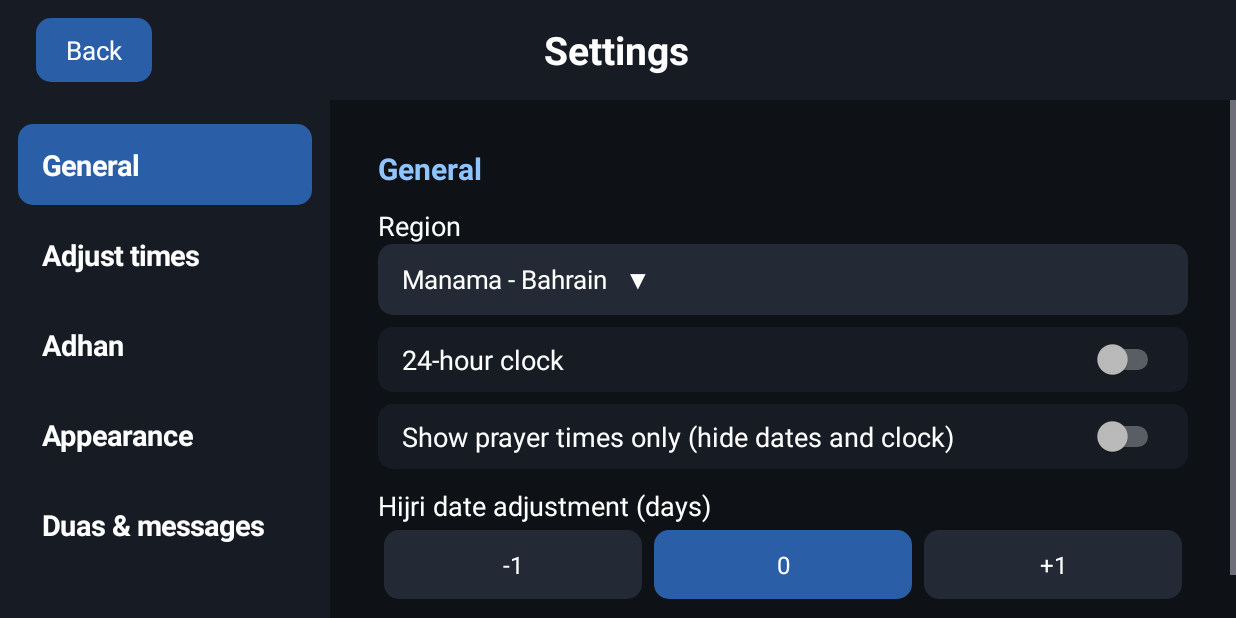
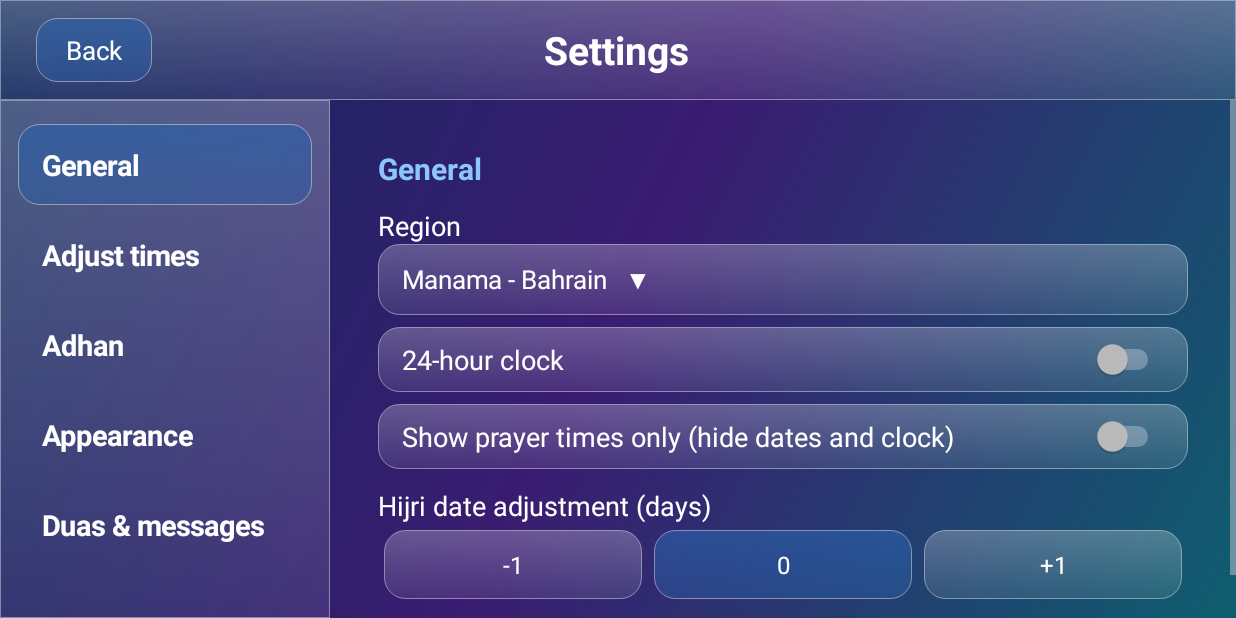
Before and after one commit to mbnetworku/Prayer.time., an Android app: the screen it shows after launch (SettingsActivity), after a tap on "الإعدادات", on a phone screen of 824 x 412 dp (held sideways). Run offline under Robolectric (Android 15) with nearby library versions, the phone set to English and light mode, and no system bars.

Commit message:
Liquid glass style for main screen and settings
Co-Authored-By: Claude Opus 5.5 <noreply@anthropic.com>
Claude-Session: https://claude.ai/code/session_015wFRZXDJVBjB1Fn1Frbamn

```diff
--- a/app/src/main/java/com/prayertime/tv/Config.kt
+++ b/app/src/main/java/com/prayertime/tv/Config.kt
@@ -2,6 +2,7 @@ package com.prayertime.tv
 
 import android.content.SharedPreferences
 import android.graphics.Color
+import android.graphics.drawable.GradientDrawable
 import org.json.JSONArray
 
 /** Shared by the main screen and the settings screen. */
@@ -36,4 +37,20 @@ object Config {
     fun saveTiles(p: SharedPreferences, list: List<String>) {
         p.edit().putString("tiles", JSONArray(list).toString()).apply()
     }
+
+    // ---- Liquid glass style (pref "glass", default on) ----------------------------------
+
+    /** Frosted glass panel: translucent white (or tinted) gradient, soft light edge, rounded corners. */
+    fun glass(density: Float, radiusDp: Int, tint: Int? = null): GradientDrawable {
+        val top = if (tint != null) Color.argb(170, Color.red(tint), Color.green(tint), Color.blue(tint)) else Color.argb(64, 255, 255, 255)
+        val bottom = if (tint != null) Color.argb(110, Color.red(tint), Color.green(tint), Color.blue(tint)) else Color.argb(22, 255, 255, 255)
+        return GradientDrawable(GradientDrawable.Orientation.TOP_BOTTOM, intArrayOf(top, bottom)).apply {
+            cornerRadius = radiusDp * density
+            setStroke(density.toInt().coerceAtLeast(1), Color.argb(110, 255, 255, 255))
+        }
+    }
+
+    /** Deep colourful backdrop that makes the glass visible when no wallpaper is chosen. */
+    fun glassBackground() = GradientDrawable(GradientDrawable.Orientation.TL_BR, intArrayOf(
+        Color.parseColor("#0F2A5C"), Color.parseColor("#3A1C71"), Color.parseColor("#0E5E6F")))
 }
--- a/app/src/main/java/com/prayertime/tv/MainActivity.kt
+++ b/app/src/main/java/com/prayertime/tv/MainActivity.kt
@@ -7,6 +7,9 @@ import android.content.Context
 import android.content.Intent
 import android.graphics.BitmapFactory
 import android.graphics.Color
+import android.graphics.RenderEffect
+import android.graphics.Shader
+import android.os.Build
 import android.graphics.drawable.GradientDrawable
 import android.net.Uri
 import android.graphics.Typeface
@@ -41,6 +44,8 @@ class MainActivity : Activity() {
     private val textColor get() = prefs.getInt("textColor", Config.defText)
     private val highlightColor get() = prefs.getInt("hlColor", Config.defHighlight)
     private val bgColor get() = prefs.getInt("bgColor", Color.BLACK)
+    private val glassOn get() = prefs.getBoolean("glass", true)
+    private val density get() = resources.displayMetrics.density
     private val dimPercent get() = prefs.getInt("dim", 0)
     private val names = listOf("الفجر", "الشروق", "الظهر", "الجمعة", "العصر", "المغرب", "العشاء")
     private val hijriMonths = listOf("محرم", "صفر", "ربيع الأول", "ربيع الآخر", "جمادى الأولى",
@@ -118,7 +123,10 @@ class MainActivity : Activity() {
             setPadding(48, 24, 48, 24)
         }
         // Right side (first child in RTL): prayer table.
-        val table = LinearLayout(this).apply { orientation = LinearLayout.VERTICAL }
+        val table = LinearLayout(this).apply {
+            orientation = LinearLayout.VERTICAL
+            if (glassOn) { background = Config.glass(density, 28); setPadding(dp(16), dp(12), dp(16), dp(12)) }
+        }
         val head = LinearLayout(this).apply { orientation = LinearLayout.HORIZONTAL }
         for ((t, w) in listOf("الصلاة" to 1.2f, "الأذان" to 1f)) {
             head.addView(tv(16f).apply { text = t; alpha = 0.7f }, LinearLayout.LayoutParams(0, -2, w))
@@ -136,16 +144,19 @@ class MainActivity : Activity() {
             nameViews += n; timeViews += t; rows += row
             table.addView(row, LinearLayout.LayoutParams(-1, 0, 1f))
         }
-        root.addView(table, LinearLayout.LayoutParams(0, -1, 1f))
+        root.addView(table, LinearLayout.LayoutParams(0, -1, 1f).apply { setMargins(dp(8), dp(8), dp(8), dp(8)) })
 
         // Left side: title, dates, clock, countdown, verse.
-        info = LinearLayout(this).apply { orientation = LinearLayout.VERTICAL; gravity = Gravity.CENTER }
+        info = LinearLayout(this).apply {
+            orientation = LinearLayout.VERTICAL; gravity = Gravity.CENTER
+            if (glassOn) { background = Config.glass(density, 28); setPadding(dp(16), dp(12), dp(16), dp(12)) }
+        }
         title = tv(34f, true); hijri = tv(26f); greg = tv(22f)
         clock = tv(80f, true).apply { textDirection = View.TEXT_DIRECTION_LTR }
         countdown = tv(26f)
         verse = tv(28f).apply {
             setPadding(dp(24), dp(14), dp(24), dp(14))
-            background = GradientDrawable().apply {
+            background = if (glassOn) Config.glass(density, 20) else GradientDrawable().apply {
                 cornerRadius = dp(16).toFloat(); setColor(Color.argb(50, 255, 255, 255)); setStroke(dp(1), textColor)
             }
         }
@@ -153,15 +164,19 @@ class MainActivity : Activity() {
         for (v in listOf(title, hijri, greg, clock, countdown, verse, hint)) {
             info.addView(v, LinearLayout.LayoutParams(-2, -2).apply { topMargin = 12; bottomMargin = 12 })
         }
-        root.addView(info, LinearLayout.LayoutParams(0, -1, 1.2f))
+        root.addView(info, LinearLayout.LayoutParams(0, -1, 1.2f).apply { setMargins(dp(8), dp(8), dp(8), dp(8)) })
         updateTile()
 
         // Layers: background colour, wallpaper, dim overlay, content, settings button.
         val frame = FrameLayout(this).apply {
-            setBackgroundColor(bgColor); layoutDirection = View.LAYOUT_DIRECTION_LTR
+            layoutDirection = View.LAYOUT_DIRECTION_LTR
+            if (glassOn && !prefs.contains("bgColor")) background = Config.glassBackground() else setBackgroundColor(bgColor)
         }
         val wall = ImageView(this).apply { scaleType = ImageView.ScaleType.CENTER_CROP }
         loadWallpaper(wall)
+        // Frosted look: blur the wallpaper behind the glass panels (Android 12+).
+        if (glassOn && prefs.getBoolean("blurWall", true) && Build.VERSION.SDK_INT >= 31)
+            wall.setRenderEffect(RenderEffect.createBlurEffect(dp(18).toFloat(), dp(18).toFloat(), Shader.TileMode.CLAMP))
         frame.addView(wall, FrameLayout.LayoutParams(-1, -1))
         frame.addView(View(this).apply { setBackgroundColor(Color.argb(dimPercent * 255 / 100, 0, 0, 0)) },
             FrameLayout.LayoutParams(-1, -1))
@@ -169,7 +184,7 @@ class MainActivity : Activity() {
         val gear = TextView(this).apply {
             text = "الإعدادات"; textSize = 16f; setTextColor(textColor)
             setPadding(dp(18), dp(8), dp(18), dp(8))
-            background = GradientDrawable().apply { cornerRadius = dp(20).toFloat(); setColor(Color.argb(110, 0, 0, 0)); setStroke(dp(1), textColor) }
+            background = if (glassOn) Config.glass(density, 22) else GradientDrawable().apply { cornerRadius = dp(20).toFloat(); setColor(Color.argb(110, 0, 0, 0)); setStroke(dp(1), textColor) }
             isClickable = true; isFocusable = true
             setOnClickListener { openSettings() }
         }
@@ -257,8 +272,11 @@ class MainActivity : Activity() {
                 countdown.text = String.format(Locale.US, "المتبقي لـ%s  %d:%02d:%02d",
                     names2[next], s / 3600, s % 3600 / 60, s % 60)
             }
-            for (i in rows.indices) rows[i].setBackgroundColor(
-                if (i == next) highlightColor else Color.TRANSPARENT)
+            for (i in rows.indices) rows[i].background = when {
+                i != next -> null
+                glassOn -> Config.glass(density, 16, highlightColor)
+                else -> GradientDrawable().apply { setColor(highlightColor); cornerRadius = dp(12).toFloat() }
+            }
 
             // Fire adhan (not for sunrise) within 30s after the exact time.
             for (i in today.indices) {
--- a/app/src/main/java/com/prayertime/tv/SettingsActivity.kt
+++ b/app/src/main/java/com/prayertime/tv/SettingsActivity.kt
@@ -6,6 +6,7 @@ import android.content.Context
 import android.content.Intent
 import android.content.SharedPreferences
 import android.graphics.Color
+import android.graphics.drawable.ColorDrawable
 import android.graphics.drawable.GradientDrawable
 import android.os.Bundle
 import android.view.Gravity
@@ -53,6 +54,19 @@ class SettingsActivity : Activity() {
     private fun dp(n: Int) = (n * resources.displayMetrics.density).toInt()
     private fun edit(f: SharedPreferences.Editor.() -> Unit) { prefs.edit().apply(f).apply() }
 
+    private val glassOn get() = prefs.getBoolean("glass", true)
+    private val density get() = resources.displayMetrics.density
+
+    /** Card / panel background: glass or flat. */
+    private fun panel() = if (glassOn) Config.glass(density, 14) else round(cardBg)
+
+    /** Chip / button background; selected = accent tinted. */
+    private fun chip(selected: Boolean) = when {
+        glassOn -> Config.glass(density, 14, if (selected) Color.parseColor("#2A5FA8") else null)
+        selected -> round(Color.parseColor("#2A5FA8"))
+        else -> round(Color.parseColor("#232A35"))
+    }
+
     private fun round(c: Int) = GradientDrawable().apply { setColor(c); cornerRadius = dp(10).toFloat() }
 
     private fun text(s: String, size: Float, bold: Boolean = false, c: Int = Color.WHITE) = TextView(this).apply {
@@ -63,7 +77,7 @@ class SettingsActivity : Activity() {
     private fun button(label: String, onClick: () -> Unit) = TextView(this).apply {
         text = label; textSize = 17f; setTextColor(Color.WHITE); gravity = Gravity.CENTER
         setPadding(dp(20), dp(10), dp(20), dp(10))
-        background = round(Color.parseColor("#2A5FA8"))
+        background = chip(true)
         isClickable = true; isFocusable = true
         setOnClickListener { onClick() }
     }
@@ -76,7 +90,7 @@ class SettingsActivity : Activity() {
     private fun row(body: LinearLayout, label: String, control: View) {
         val r = LinearLayout(this).apply {
             orientation = LinearLayout.HORIZONTAL; gravity = Gravity.CENTER_VERTICAL
-            setPadding(dp(16), dp(8), dp(16), dp(8)); background = round(cardBg)
+            setPadding(dp(16), dp(8), dp(16), dp(8)); background = panel()
         }
         r.addView(text(label, 18f), LinearLayout.LayoutParams(0, -2, 1f))
         r.addView(control)
@@ -94,7 +108,7 @@ class SettingsActivity : Activity() {
         fun paint() {
             val sel = selected()
             views.forEachIndexed { i, v ->
-                v.background = round(if (i == sel) Color.parseColor("#2A5FA8") else Color.parseColor("#232A35"))
+                v.background = chip(i == sel)
             }
         }
         items.chunked(perRow).forEachIndexed { r, chunk ->
@@ -122,18 +136,18 @@ class SettingsActivity : Activity() {
         body.addView(text(label, 18f), LinearLayout.LayoutParams(-1, -2).apply { topMargin = dp(12) })
         val head = TextView(this).apply {
             textSize = 17f; setTextColor(Color.WHITE); setPadding(dp(16), dp(12), dp(16), dp(12))
-            background = round(Color.parseColor("#232A35")); isClickable = true; isFocusable = true
+            background = chip(false); isClickable = true; isFocusable = true
         }
         fun refresh() { head.text = items[selected().coerceIn(0, items.size - 1)] + "   ▼" }
         refresh()
         val list = LinearLayout(this).apply {
             orientation = LinearLayout.VERTICAL; visibility = View.GONE
-            background = round(cardBg); setPadding(dp(8), dp(8), dp(8), dp(8))
+            background = panel(); setPadding(dp(8), dp(8), dp(8), dp(8))
         }
         val views = ArrayList<TextView>()
         fun paint() {
             val sel = selected()
-            views.forEachIndexed { i, v -> v.background = if (i == sel) round(Color.parseColor("#2A5FA8")) else null }
+            views.forEachIndexed { i, v -> v.background = if (i == sel) chip(true) else null }
         }
         items.forEachIndexed { i, label2 ->
             val v = TextView(this).apply {
@@ -189,12 +203,14 @@ class SettingsActivity : Activity() {
     /** Full fresh screen: header, side menu with categories, and the selected category's page. */
     private fun build(): View {
         val page = LinearLayout(this).apply {
-            orientation = LinearLayout.VERTICAL; setBackgroundColor(pageBg)
+            orientation = LinearLayout.VERTICAL
+            background = if (glassOn) Config.glassBackground() else ColorDrawable(pageBg)
             layoutDirection = if (isAr) View.LAYOUT_DIRECTION_RTL else View.LAYOUT_DIRECTION_LTR
         }
         val header = LinearLayout(this).apply {
             orientation = LinearLayout.HORIZONTAL; gravity = Gravity.CENTER_VERTICAL
-            setPadding(dp(24), dp(12), dp(24), dp(12)); setBackgroundColor(cardBg)
+            setPadding(dp(24), dp(12), dp(24), dp(12))
+            background = if (glassOn) Config.glass(density, 0) else ColorDrawable(cardBg)
         }
         header.addView(button(t("رجوع", "Back")) { finish() })
         header.addView(text(t("الإعدادات", "Settings"), 26f, true).apply { gravity = Gravity.CENTER },
@@ -206,7 +222,8 @@ class SettingsActivity : Activity() {
         page.addView(main, LinearLayout.LayoutParams(-1, 0, 1f))
 
         val menu = LinearLayout(this).apply {
-            orientation = LinearLayout.VERTICAL; setPadding(dp(12), dp(16), dp(12), dp(16)); setBackgroundColor(cardBg)
+            orientation = LinearLayout.VERTICAL; setPadding(dp(12), dp(16), dp(12), dp(16))
+            background = if (glassOn) Config.glass(density, 0) else ColorDrawable(cardBg)
         }
         main.addView(menu, LinearLayout.LayoutParams(dp(220), -1))
 
@@ -226,7 +243,7 @@ class SettingsActivity : Activity() {
         val items = ArrayList<TextView>()
         fun show(i: Int) {
             tab = i
-            items.forEachIndexed { k, v -> v.background = round(if (k == i) Color.parseColor("#2A5FA8") else Color.TRANSPARENT) }
+            items.forEachIndexed { k, v -> v.background = if (k == i) chip(true) else null }
             body.removeAllViews(); adhan.stop()
             tabs[i].second(body)
             scroll.scrollTo(0, 0)
@@ -293,7 +310,7 @@ class SettingsActivity : Activity() {
             items.forEachIndexed { i, msg ->
                 val r = LinearLayout(this).apply {
                     orientation = LinearLayout.HORIZONTAL; gravity = Gravity.CENTER_VERTICAL
-                    setPadding(dp(16), dp(8), dp(16), dp(8)); background = round(cardBg)
+                    setPadding(dp(16), dp(8), dp(16), dp(8)); background = panel()
                 }
                 r.addView(text(msg, 17f), LinearLayout.LayoutParams(0, -2, 1f))
                 r.addView(button(t("حذف", "Delete")) {
@@ -360,6 +377,11 @@ class SettingsActivity : Activity() {
 
     private fun pageAppearance(body: LinearLayout) {
         section(body, t("المظهر", "Appearance"))
+        row(body, t("نمط الزجاج السائل", "Liquid glass style"), Switch(this).apply {
+            isChecked = glassOn
+            setOnCheckedChangeListener { _, c -> edit { putBoolean("glass", c) }; recreate() }
+        })
+        row(body, t("تمويه صورة الخلفية (أندرويد 12+)", "Blur wallpaper (Android 12+)"), switchOf("blurWall", true))
         val scales = listOf(80, 90, 100, 110, 125, 150)
         chipGroup(body, t("حجم الخط", "Text size"), scales.map { "$it%" }, 6,
             { scales.indexOf(prefs.getInt("fontScale", 100)).coerceAtLeast(0) }) { pos ->
```
Also changed, not shown: 2 other files.
